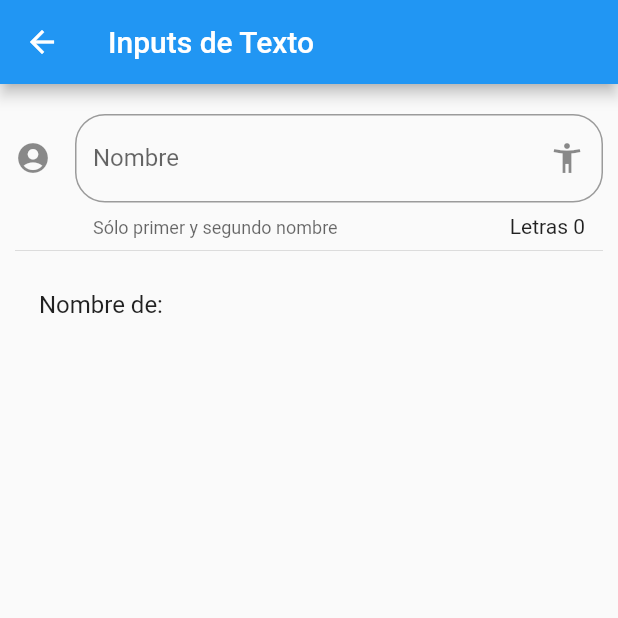
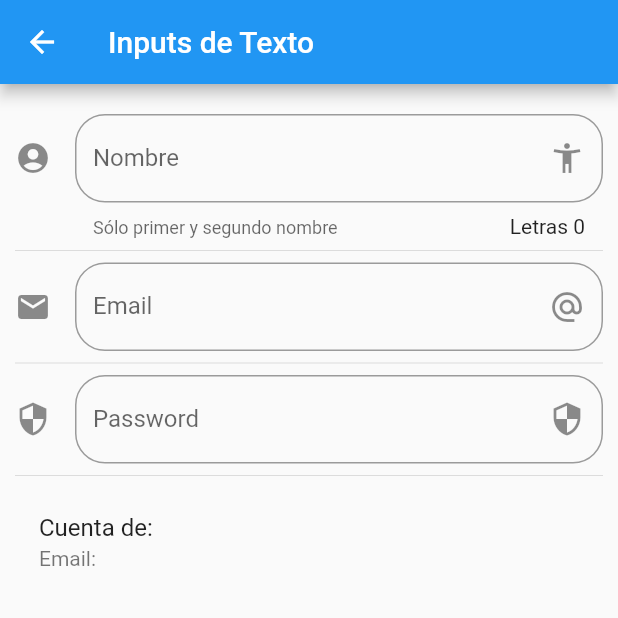
Before and after one commit to martinhash/flutterapp, a Flutter app: the InputPage screen opened by its route, on a phone screen of 412 x 824 dp, the top half of it. Run offline on Flutter 3.47's test engine with Material 2 defaults, Android fonts, the phone set to English and light mode, and no system bars.

Commit message:
feat(password)

```diff
--- a/lib/src/pages/input_page.dart
+++ b/lib/src/pages/input_page.dart
@@ -7,7 +7,9 @@ class InputPage extends StatefulWidget {
 
 class _InputPageState extends State<InputPage> {
 
-  String _nombre = '';
+  String _nombre    = '';
+  String _email     = '';
+  String _password  = '';
 
   @override
   Widget build(BuildContext context) {
@@ -19,6 +21,10 @@ class _InputPageState extends State<InputPage> {
         padding: EdgeInsets.symmetric(horizontal:10.0, vertical:20.0),
         children: <Widget>[
           _crearInput(),
+          Divider(),
+          _crearEmail(),
+          Divider(),
+          _crearPassword(),
           Divider(),
           _crearPersona(),
           ],
@@ -50,13 +56,59 @@ class _InputPageState extends State<InputPage> {
   }
 
 
+  Widget _crearEmail() {
+    return TextField(
+      keyboardType: TextInputType.emailAddress,
+      decoration: InputDecoration(
+        border: OutlineInputBorder(
+          borderRadius: BorderRadius.circular(20.0)
+        ),
+        hintText: 'Email',
+        labelText: 'Email',
+        suffixIcon: Icon(Icons.alternate_email),
+        icon: Icon(Icons.email)
+      ),
+      onChanged: (valor){
+        setState(() {
+        _email = valor;
+        });
+      },
+    );
+  }
+
+
+  Widget _crearPassword() {
+     return TextField(
+      obscureText: true,
+      decoration: InputDecoration(
+        border: OutlineInputBorder(
+          borderRadius: BorderRadius.circular(20.0)
+        ),
+        hintText: 'Password',
+        labelText: 'Password',
+        suffixIcon: Icon(Icons.security),
+        icon: Icon(Icons.security)
+      ),
+      onChanged: (valor){
+        setState(() {
+        _password = valor;
+        });
+      },
+    );
+  }
+
+
+
+
 
 
 
   Widget _crearPersona() {
     return ListTile(
-      title:Text('Nombre de: ${_nombre}'),
+      title:Text('Cuenta de: ${_nombre}'),
+      subtitle: Text('Email: ${_email}'),
       );
 
   }
+
 }
```
